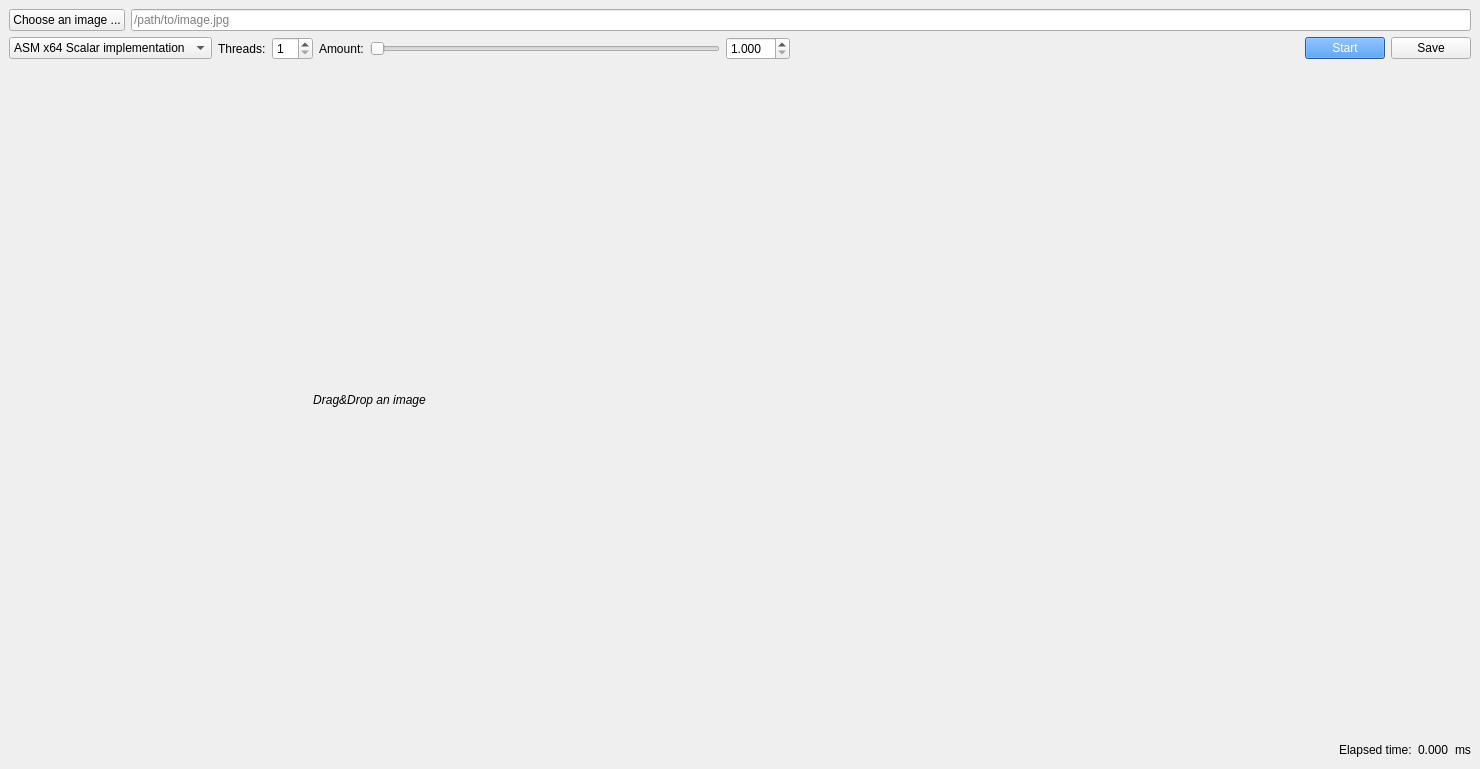
The window that src/app/MainWindow.ui (pawelrapacz/prewitt-edge-detection) describes before a commit, drawn with Qt 5.
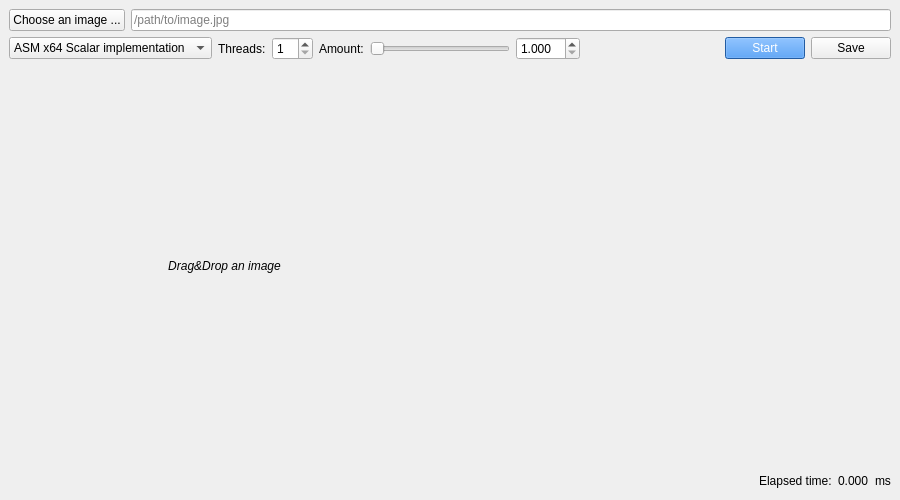
The same window after the commit. Custom widgets are drawn as their Qt base class.

Commit message: update message box labels and stuff

What changed in the file:
```diff
--- a/src/app/MainWindow.ui
+++ b/src/app/MainWindow.ui
@@ -6,8 +6,8 @@
    <rect>
     <x>0</x>
     <y>0</y>
-    <width>1480</width>
-    <height>769</height>
+    <width>900</width>
+    <height>500</height>
    </rect>
   </property>
   <property name="sizePolicy">
```
The commit also changes 2 other files.
